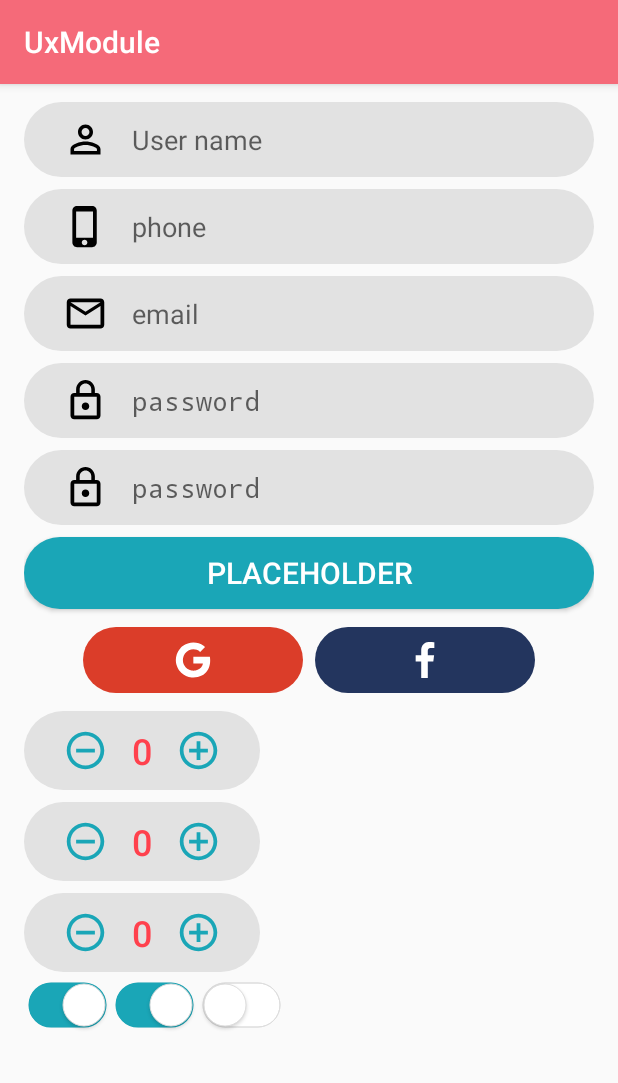
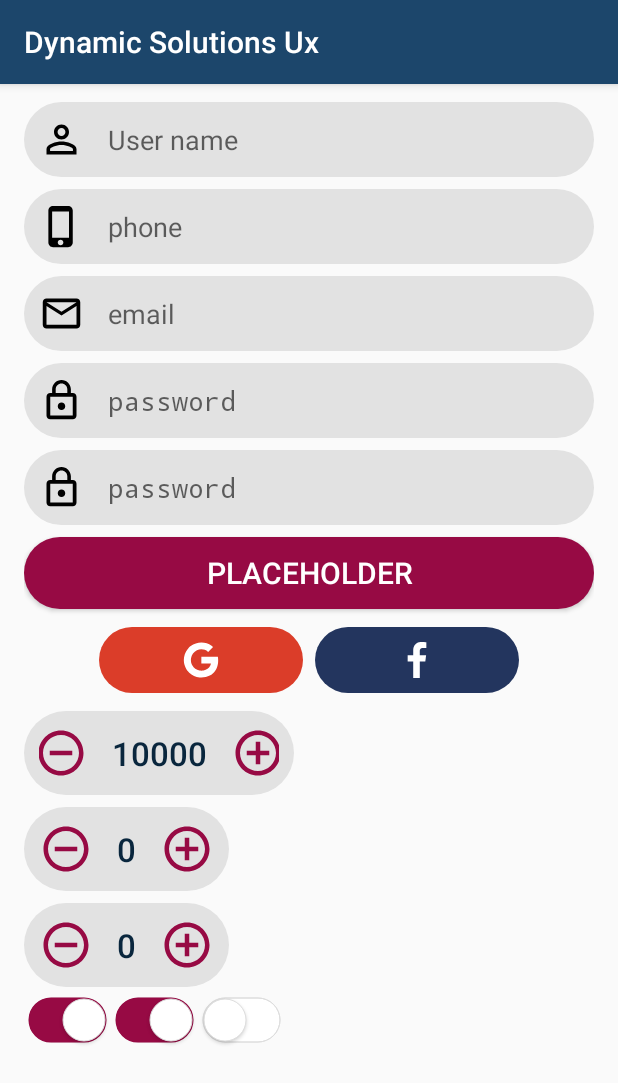
Before and after one commit to z-maker/UX_ANDROID, an Android app: the screen it shows after launch (MainActivity), on a phone screen of 412 x 824 dp. Shown: the top 1083 px of the screen. Run offline under Robolectric (Android 15) with nearby library versions, the phone set to English and light mode, and no system bars; libraries missing offline, so code that uses them is left out: com.shashank.sony; 1 statement that could not run was skipped.

Commit message:
counter buttons function

```diff
--- a/app/build.gradle
+++ b/app/build.gradle
@@ -25,4 +25,5 @@ dependencies {
     implementation project(path: ':uiux')
     implementation 'com.android.support.constraint:constraint-layout:1.1.3'
     implementation 'com.android.support:design:28.0.0'
+    implementation 'com.github.Shashank02051997:FancyGifDialog-Android:1.2'
 }
--- a/app/src/main/java/com/dynamic/uxmodule/MainActivity.java
+++ b/app/src/main/java/com/dynamic/uxmodule/MainActivity.java
@@ -1,13 +1,28 @@
 package com.dynamic.uxmodule;
 
+import android.support.v7.app.ActionBar;
 import android.support.v7.app.AppCompatActivity;
 import android.os.Bundle;
+import android.support.v7.content.res.AppCompatResources;
+import android.view.Menu;
+import android.view.MenuInflater;
+import android.view.View;
+import android.widget.Toast;
+import android.widget.Toolbar;
 
 import com.dynamic.uiux.IconEditText;
+import com.dynamic.uiux.RoundedButton;
+import com.dynamic.uiux.RoundedIconButton;
+import com.shashank.sony.fancygifdialoglib.FancyGifDialog;
+import com.shashank.sony.fancygifdialoglib.FancyGifDialogListener;
 
 public class MainActivity extends AppCompatActivity {
 
     private IconEditText username, email;
+
+    private RoundedIconButton btn1, btn2;
+
+    private ActionBar actionBar;
 
     @Override
     protected void onCreate(Bundle savedInstanceState) {
@@ -17,5 +32,39 @@ public class MainActivity extends AppCompatActivity {
         username = findViewById(R.id.username);
         email = findViewById(R.id.email);
 
+        btn1 = findViewById(R.id.googleButton);
+        btn1.setOnClickListener(new View.OnClickListener() {
+            @Override
+            public void onClick(View v) {
+
+                showFancy();
+
+            }
+        });
+
+
+        btn2 = findViewById(R.id.facebookButton);
+
+        if (getSupportActionBar() != null){
+            actionBar = getSupportActionBar();
+            actionBar.setTitle("Dynamic Solutions Ux");
+            actionBar.setLogo(R.mipmap.ic_launcher);
+        }
+
+    }
+
+    private void showFancy(){
+        new FancyGifDialog.Builder(this)
+                .setGifResource(R.drawable.preloader)   //Pass your Gif here
+                .isCancellable(false)
+                .build();
+    }
+
+    @Override
+    public boolean onCreateOptionsMenu(Menu menu) {
+        MenuInflater inflater = getMenuInflater();
+        inflater.inflate(R.menu.main_menu, menu);
+
+        return true;
     }
 }
--- a/app/src/main/res/layout/activity_main.xml
+++ b/app/src/main/res/layout/activity_main.xml
@@ -80,6 +80,7 @@
         android:layout_height="wrap_content">
 
         <com.dynamic.uiux.RoundedIconButton
+            android:id="@+id/googleButton"
             android:layout_marginLeft="4dp"
             android:layout_marginRight="4dp"
             android:layout_weight="4"
@@ -92,6 +93,7 @@
             />
 
         <com.dynamic.uiux.RoundedIconButton
+            android:id="@+id/facebookButton"
             android:layout_marginLeft="4dp"
             android:layout_marginRight="4dp"
             android:layout_weight="4"
@@ -113,8 +115,8 @@
         android:layout_height="wrap_content">
 
         <com.dynamic.uiux.Counter
-            app:min="0"
-            android:layout_width="wrap_content"
+            app:min="10000"
+            android:layout_width="180dp"
             android:layout_height="wrap_content"/>
 
         <com.dynamic.uiux.Counter
--- a/app/src/main/res/values/colors.xml
+++ b/app/src/main/res/values/colors.xml
@@ -1,8 +1,8 @@
 <?xml version="1.0" encoding="utf-8"?>
 <resources>
-    <color name="colorPrimaryDark">#ff414d</color>
-    <color name="colorPrimary">#f56a79</color>
-    <color name="colorAccent">#1aa6b7</color>
+    <color name="colorPrimaryDark">#09263d</color>
+    <color name="colorPrimary">#1c466b</color>
+    <color name="colorAccent">#970a44</color>
     <color name="colorFacebook">#23355e</color>
     <color name="colorGoogle">#db3d29</color>
 </resources>
--- a/build.gradle
+++ b/build.gradle
@@ -18,7 +18,7 @@ allprojects {
     repositories {
         google()
         jcenter()
-
+        maven { url "https://jitpack.io" }
     }
 }
 
--- a/uiux/src/main/java/com/dynamic/uiux/utils/DynamicPasswordTransormationMethod.java
+++ b/uiux/src/main/java/com/dynamic/uiux/utils/DynamicPasswordTransormationMethod.java
@@ -18,7 +18,7 @@ public class DynamicPasswordTransormationMethod extends PasswordTransformationMe
         }
 
         public char charAt(int index) {
-            return '-'; // This is the important part
+            return '*'; // This is the important part
         }
 
         public int length() {
--- a/uiux/src/main/res/drawable/corner_radius_bg.xml
+++ b/uiux/src/main/res/drawable/corner_radius_bg.xml
@@ -2,5 +2,5 @@
 <shape xmlns:android="http://schemas.android.com/apk/res/android">
     <solid android:color="#E2E2E2"/>
     <corners android:radius="60dp"/>
-    <padding android:left="26dp" android:right="26dp" android:top="10dp" android:bottom="10dp"/>
+    <padding android:left="10dp" android:right="10dp" android:top="10dp" android:bottom="10dp"/>
 </shape>
--- /dev/null
+++ b/uiux/src/main/res/drawable/ic_visibility.xml
@@ -0,0 +1,9 @@
+<vector xmlns:android="http://schemas.android.com/apk/res/android"
+        android:width="24dp"
+        android:height="24dp"
+        android:viewportWidth="24.0"
+        android:viewportHeight="24.0">
+    <path
+        android:fillColor="#FF000000"
+        android:pathData="M12,4.5C7,4.5 2.73,7.61 1,12c1.73,4.39 6,7.5 11,7.5s9.27,-3.11 11,-7.5c-1.73,-4.39 -6,-7.5 -11,-7.5zM12,17c-2.76,0 -5,-2.24 -5,-5s2.24,-5 5,-5 5,2.24 5,5 -2.24,5 -5,5zM12,9c-1.66,0 -3,1.34 -3,3s1.34,3 3,3 3,-1.34 3,-3 -1.34,-3 -3,-3z"/>
+</vector>
--- /dev/null
+++ b/uiux/src/main/res/drawable/ic_visibility_off.xml
@@ -0,0 +1,9 @@
+<vector xmlns:android="http://schemas.android.com/apk/res/android"
+        android:width="24dp"
+        android:height="24dp"
+        android:viewportWidth="24.0"
+        android:viewportHeight="24.0">
+    <path
+        android:fillColor="#FF000000"
+        android:pathData="M12,7c2.76,0 5,2.24 5,5 0,0.65 -0.13,1.26 -0.36,1.83l2.92,2.92c1.51,-1.26 2.7,-2.89 3.43,-4.75 -1.73,-4.39 -6,-7.5 -11,-7.5 -1.4,0 -2.74,0.25 -3.98,0.7l2.16,2.16C10.74,7.13 11.35,7 12,7zM2,4.27l2.28,2.28 0.46,0.46C3.08,8.3 1.78,10.02 1,12c1.73,4.39 6,7.5 11,7.5 1.55,0 3.03,-0.3 4.38,-0.84l0.42,0.42L19.73,22 21,20.73 3.27,3 2,4.27zM7.53,9.8l1.55,1.55c-0.05,0.21 -0.08,0.43 -0.08,0.65 0,1.66 1.34,3 3,3 0.22,0 0.44,-0.03 0.65,-0.08l1.55,1.55c-0.67,0.33 -1.41,0.53 -2.2,0.53 -2.76,0 -5,-2.24 -5,-5 0,-0.79 0.2,-1.53 0.53,-2.2zM11.84,9.02l3.15,3.15 0.02,-0.16c0,-1.66 -1.34,-3 -3,-3l-0.17,0.01z"/>
+</vector>
--- a/uiux/src/main/res/layout/counter.xml
+++ b/uiux/src/main/res/layout/counter.xml
@@ -7,18 +7,18 @@
     android:layout_marginTop="4dp"
     android:layout_marginBottom="4dp"
     android:layout_height="wrap_content"
-    android:gravity="center_vertical">
+    android:gravity="center">
 
     <ImageButton
         android:id="@+id/btnDel"
         android:background="@drawable/ic_remove_circle_outline_black_24dp"
-        android:layout_width="30dp"
-        android:layout_height="30dp"/>
+        android:layout_width="36dp"
+        android:layout_height="36dp"/>
 
     <TextView
         android:textColor="?attr/colorPrimaryDark"
         android:autoSizeTextType="uniform"
-        android:textSize="24sp"
+        android:textSize="22sp"
         android:id="@+id/txtCount"
         android:layout_marginLeft="16dp"
         android:layout_marginRight="16dp"
@@ -33,7 +33,7 @@
     <ImageButton
         android:id="@+id/btnAdd"
         android:background="@drawable/ic_add_circle_outline_black_24dp"
-        android:layout_width="30dp"
-        android:layout_height="30dp"/>
+        android:layout_width="36dp"
+        android:layout_height="36dp"/>
 
 </LinearLayout>
--- a/uiux/src/main/res/layout/icon_edit_text.xml
+++ b/uiux/src/main/res/layout/icon_edit_text.xml
@@ -24,4 +24,13 @@
         android:hint="@string/example"
         android:layout_width="match_parent"
         android:layout_height="match_parent"/>
+
+    <ImageView
+        android:visibility="gone"
+        android:layout_marginStart="0dp"
+        android:id="@+id/imageEye"
+        android:src="@drawable/ic_visibility_off"
+        android:layout_width="30dp"
+        android:layout_height="30dp"
+        android:contentDescription="@string/icon_content_desc_0" />
 </LinearLayout>
```
Also changed, not shown: app/src/main/res/drawable/preloader.gif (added).
